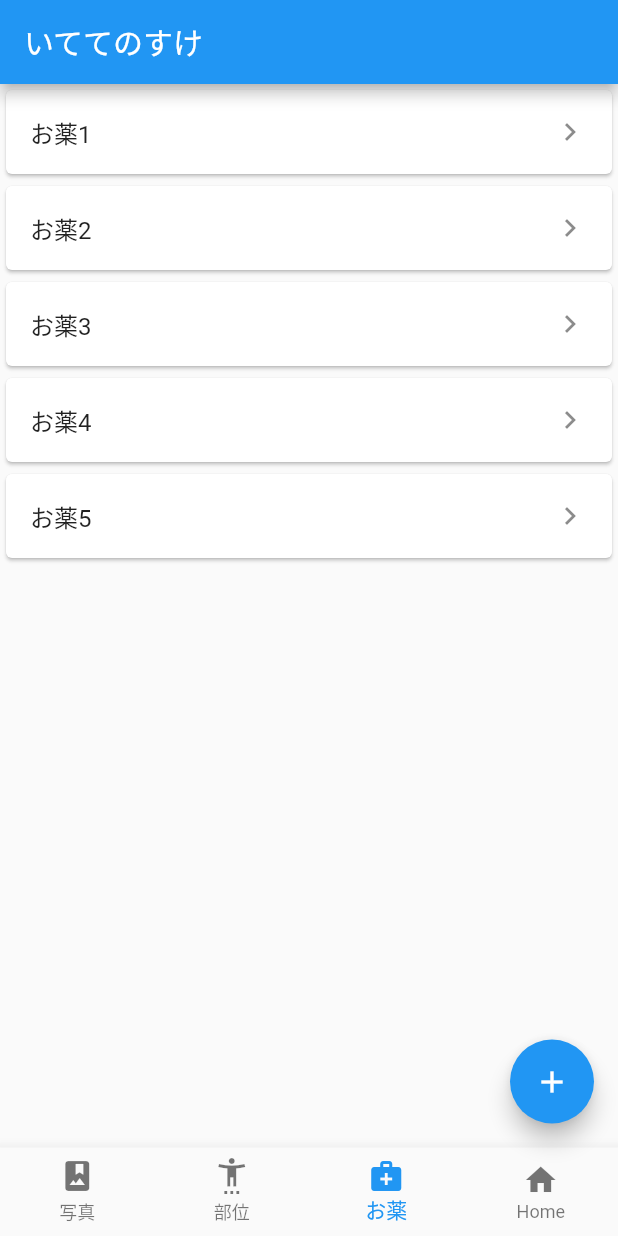
After one commit to captain-blue210/itete_no_suke_flutter, a Flutter app: the screen it shows after launch, item 3 of the bottom bar chosen, on a phone screen of 412 x 824 dp. The commit adds this screen. Run offline on Flutter 3.47's test engine with Material 2 defaults, Android fonts, the phone set to English and light mode, and no system bars; our stand-ins replace photo_view.

Commit message:
refactor :  isolate medicine mock data.

```diff
--- a/lib/main.dart
+++ b/lib/main.dart
@@ -1,7 +1,10 @@
 import 'package:flutter/material.dart';
 import 'package:itetenosukte_flutter/model/bodyParts/body_parts.dart';
 import 'package:itetenosukte_flutter/model/bodyParts/body_parts_repository_interface.dart';
+import 'package:itetenosukte_flutter/model/medicine/medicine_repository_interface.dart';
+import 'package:itetenosukte_flutter/model/medicine/medicines.dart';
 import 'package:itetenosukte_flutter/repository/bodyParts/body_parts_repository_mock.dart';
+import 'package:itetenosukte_flutter/repository/medicine/medicine_repository_mock.dart';
 import 'package:itetenosukte_flutter/view/pages/home.dart';
 import 'package:provider/provider.dart';
 
@@ -23,6 +26,13 @@ class Init extends StatelessWidget {
         Provider<BodyParts>(
           create: (context) => BodyParts(
               bodyRepository: context.read<BodyPartsRepositoryInterface>()),
+        ),
+        Provider<MedicineRepositoryInterface>(
+          create: (context) => MedicineRepositoryMock(),
+        ),
+        Provider<Medicines>(
+          create: (context) => Medicines(
+              medicineRepository: context.read<MedicineRepositoryInterface>()),
         )
       ],
       child: Itetenosuke(),
--- /dev/null
+++ b/lib/model/medicine/medicine.dart
@@ -0,0 +1,5 @@
+class Medicine {
+  late final String name;
+
+  Medicine({required this.name});
+}
--- /dev/null
+++ b/lib/model/medicine/medicine_repository_interface.dart
@@ -0,0 +1,5 @@
+import 'package:itetenosukte_flutter/model/medicine/medicine.dart';
+
+abstract class MedicineRepositoryInterface {
+  Future<List<Medicine>> findAll();
+}
--- /dev/null
+++ b/lib/model/medicine/medicines.dart
@@ -0,0 +1,18 @@
+import 'package:itetenosukte_flutter/model/medicine/medicine.dart';
+import 'package:itetenosukte_flutter/model/medicine/medicine_repository_interface.dart';
+
+class Medicines {
+  final MedicineRepositoryInterface medicineRepository;
+
+  const Medicines({required this.medicineRepository});
+
+  Future<List<Medicine>> getMedicines() async {
+    return await medicineRepository.findAll();
+  }
+
+  Future<int> getCounts() async {
+    return await medicineRepository
+        .findAll()
+        .then((medicineList) => medicineList.length);
+  }
+}
--- /dev/null
+++ b/lib/repository/medicine/medicine_repository_mock.dart
@@ -0,0 +1,20 @@
+import 'dart:collection';
+
+import 'package:itetenosukte_flutter/model/medicine/medicine.dart';
+import 'package:itetenosukte_flutter/model/medicine/medicine_repository_interface.dart';
+
+class MedicineRepositoryMock implements MedicineRepositoryInterface {
+  static final List<String> _medicineList = [
+    "お薬1",
+    "お薬2",
+    "お薬3",
+    "お薬4",
+    "お薬5",
+  ];
+
+  @override
+  Future<List<Medicine>> findAll() {
+    return Future.value(UnmodifiableListView(
+        _medicineList.map((name) => Medicine(name: name))));
+  }
+}
--- /dev/null
+++ b/lib/view/widgets/medicine/medicine_card.dart
@@ -0,0 +1,17 @@
+import 'package:flutter/material.dart';
+
+class MedicineCard extends StatelessWidget {
+  final String name;
+
+  const MedicineCard({Key? key, required this.name}) : super(key: key);
+
+  @override
+  Widget build(BuildContext context) {
+    return Card(
+      child: ListTile(
+        title: Text(name),
+        trailing: Icon(Icons.keyboard_arrow_right),
+      ),
+    );
+  }
+}
--- /dev/null
+++ b/lib/view/widgets/medicine/medicine_card_list.dart
@@ -0,0 +1,33 @@
+import 'package:flutter/material.dart';
+import 'package:itetenosukte_flutter/model/medicine/medicine.dart';
+import 'package:itetenosukte_flutter/model/medicine/medicines.dart';
+import 'package:itetenosukte_flutter/view/widgets/medicine/medicine_card.dart';
+import 'package:provider/src/provider.dart';
+
+class MedicineCardList extends StatefulWidget {
+  const MedicineCardList({Key? key}) : super(key: key);
+
+  @override
+  _MedicineCardListState createState() => _MedicineCardListState();
+}
+
+class _MedicineCardListState extends State<MedicineCardList> {
+  @override
+  Widget build(BuildContext context) {
+    return FutureBuilder<List<Medicine>>(
+      future: context.read<Medicines>().getMedicines(),
+      builder: (context, snapshot) {
+        if (snapshot.hasData) {
+          return ListView.builder(
+            itemCount: snapshot.data!.length,
+            itemBuilder: (context, index) {
+              return MedicineCard(name: snapshot.data![index].name);
+            },
+          );
+        } else {
+          return ListView();
+        }
+      },
+    );
+  }
+}
```
Also changed, not shown: lib/view/pages/medicine/medicine_list.dart (+2 -39 lines).
